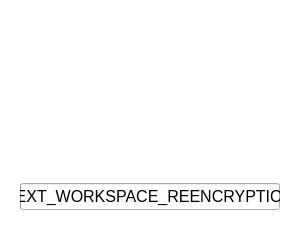
Scille/parsec-cloud, file parsec/core/gui/forms/workspace_button.ui: the form before one commit.
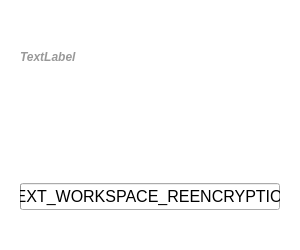
The form after the commit. Icons and pictures are not drawn. Custom widgets are drawn as their Qt base class.

Commit message: [GUI] Display user role on a workspace

The edit to the form file:
```diff
--- a/parsec/core/gui/forms/workspace_button.ui
+++ b/parsec/core/gui/forms/workspace_button.ui
@@ -63,6 +63,10 @@
 
 #file1_name, #file2_name, #file3_name, #file4_name {
 	color: #999999;
+}
+
+#label_role {
+	color: #999999;
 }</string>
   </property>
   <layout class="QVBoxLayout" name="verticalLayout">
@@ -101,13 +105,13 @@
         <property name="minimumSize">
          <size>
           <width>0</width>
-          <height>60</height>
+          <height>70</height>
          </size>
         </property>
         <property name="maximumSize">
          <size>
           <width>16777215</width>
-          <height>60</height>
+          <height>70</height>
          </size>
         </property>
         <property name="styleSheet">
@@ -130,18 +134,87 @@
           <number>0</number>
          </property>
          <item>
-          <widget class="QLabel" name="label_title">
-           <property name="font">
-            <font>
-             <pointsize>12</pointsize>
-             <weight>75</weight>
-             <bold>true</bold>
-            </font>
+          <layout class="QVBoxLayout" name="verticalLayout_4">
+           <property name="spacing">
+            <number>5</number>
            </property>
-           <property name="text">
-            <string/>
+           <property name="topMargin">
+            <number>10</number>
            </property>
-          </widget>
+           <item>
+            <widget class="QLabel" name="label_title">
+             <property name="font">
+              <font>
+               <pointsize>12</pointsize>
+               <weight>75</weight>
+               <bold>true</bold>
+              </font>
+             </property>
+             <property name="text">
+              <string/>
+             </property>
+            </widget>
+           </item>
+           <item>
+            <layout class="QHBoxLayout" name="horizontalLayout_4">
+             <property name="spacing">
+              <number>0</number>
+             </property>
+             <property name="rightMargin">
+              <number>0</number>
+             </property>
+             <item>
+              <widget class="QWidget" name="badge_widget" native="true">
+               <layout class="QHBoxLayout" name="horizontalLayout_5">
+                <property name="spacing">
+                 <number>0</number>
+                </property>
+                <property name="leftMargin">
+                 <number>0</number>
+                </property>
+                <property name="topMargin">
+                 <number>0</number>
+                </property>
+                <property name="rightMargin">
+                 <number>0</number>
+                </property>
+                <property name="bottomMargin">
+                 <number>0</number>
+                </property>
+                <item>
+                 <widget class="QLabel" name="label_role">
+                  <property name="font">
+                   <font>
+                    <pointsize>9</pointsize>
+                    <weight>75</weight>
+                    <italic>true</italic>
+                    <bold>true</bold>
+                   </font>
+                  </property>
+                  <property name="text">
+                   <string>TextLabel</string>
+                  </property>
+                 </widget>
+                </item>
+               </layout>
+              </widget>
+             </item>
+             <item>
+              <spacer name="horizontalSpacer">
+               <property name="orientation">
+                <enum>Qt::Horizontal</enum>
+               </property>
+               <property name="sizeHint" stdset="0">
+                <size>
+                 <width>40</width>
+                 <height>20</height>
+                </size>
+               </property>
+              </spacer>
+             </item>
+            </layout>
+           </item>
+          </layout>
          </item>
          <item>
           <widget class="IconLabel" name="label_shared">
@@ -229,13 +302,13 @@
           <number>10</number>
          </property>
          <property name="leftMargin">
-          <number>20</number>
+          <number>15</number>
          </property>
          <property name="topMargin">
-          <number>20</number>
+          <number>15</number>
          </property>
          <property name="rightMargin">
-          <number>20</number>
+          <number>15</number>
          </property>
          <property name="bottomMargin">
           <number>15</number>
```
The commit also changes 11 other files.
